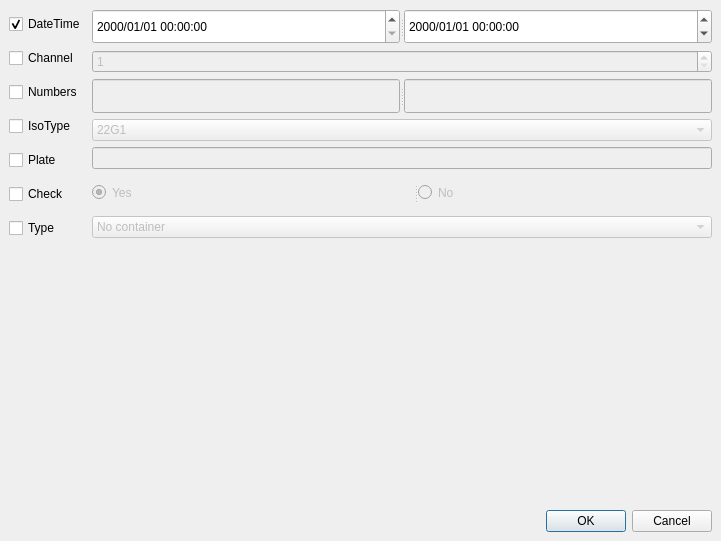
Old version of the form MainUI/databasewidget.ui in the repository 519984307/Container_20191221.
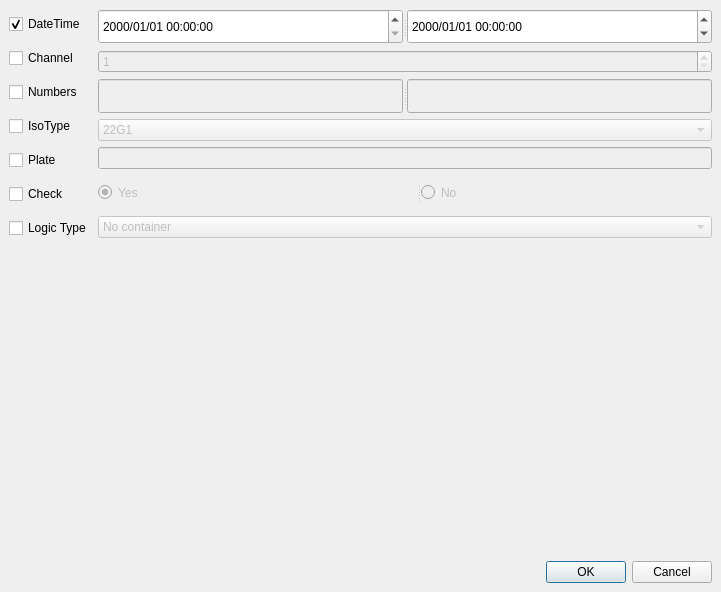
New version of the form.

The edit to the form file:
```diff
--- a/MainUI/databasewidget.ui
+++ b/MainUI/databasewidget.ui
@@ -7,7 +7,7 @@
     <x>0</x>
     <y>0</y>
     <width>721</width>
-    <height>541</height>
+    <height>592</height>
    </rect>
   </property>
   <property name="windowTitle">
@@ -1036,7 +1036,7 @@
          <item>
           <widget class="QCheckBox" name="Type_checkBox">
            <property name="text">
-            <string>Type</string>
+            <string>Logic Type</string>
            </property>
           </widget>
          </item>
```
